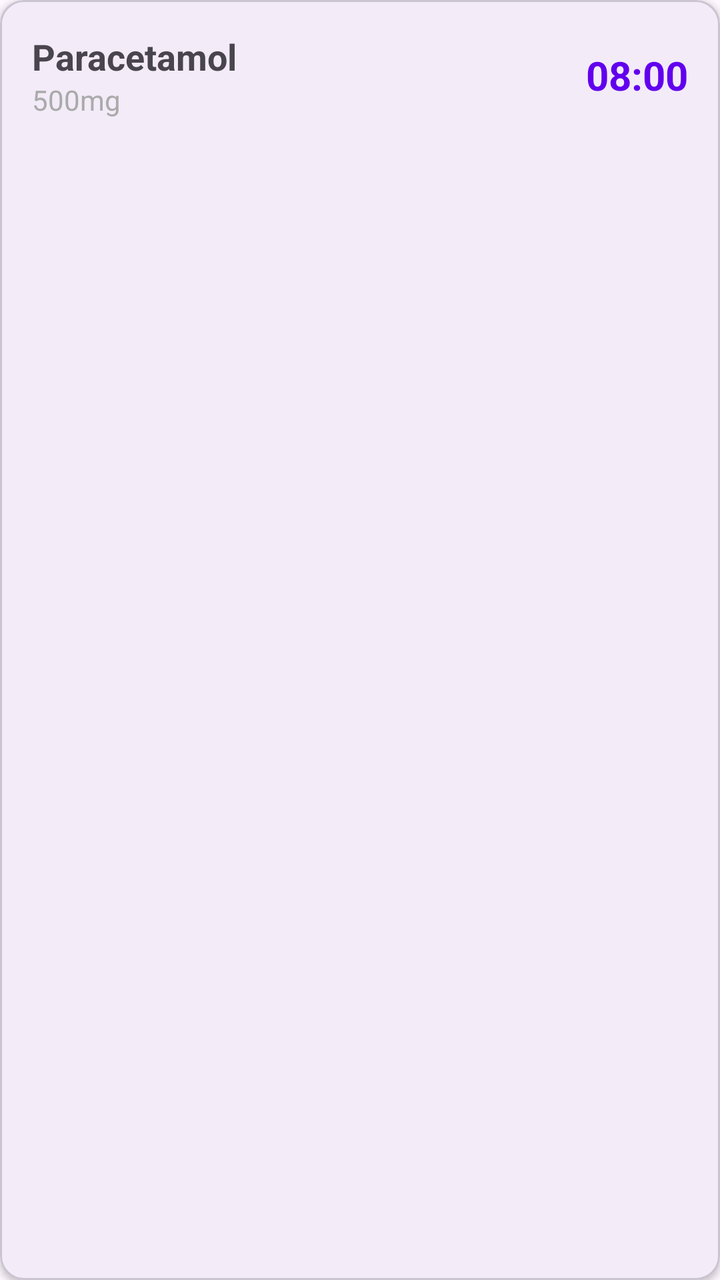
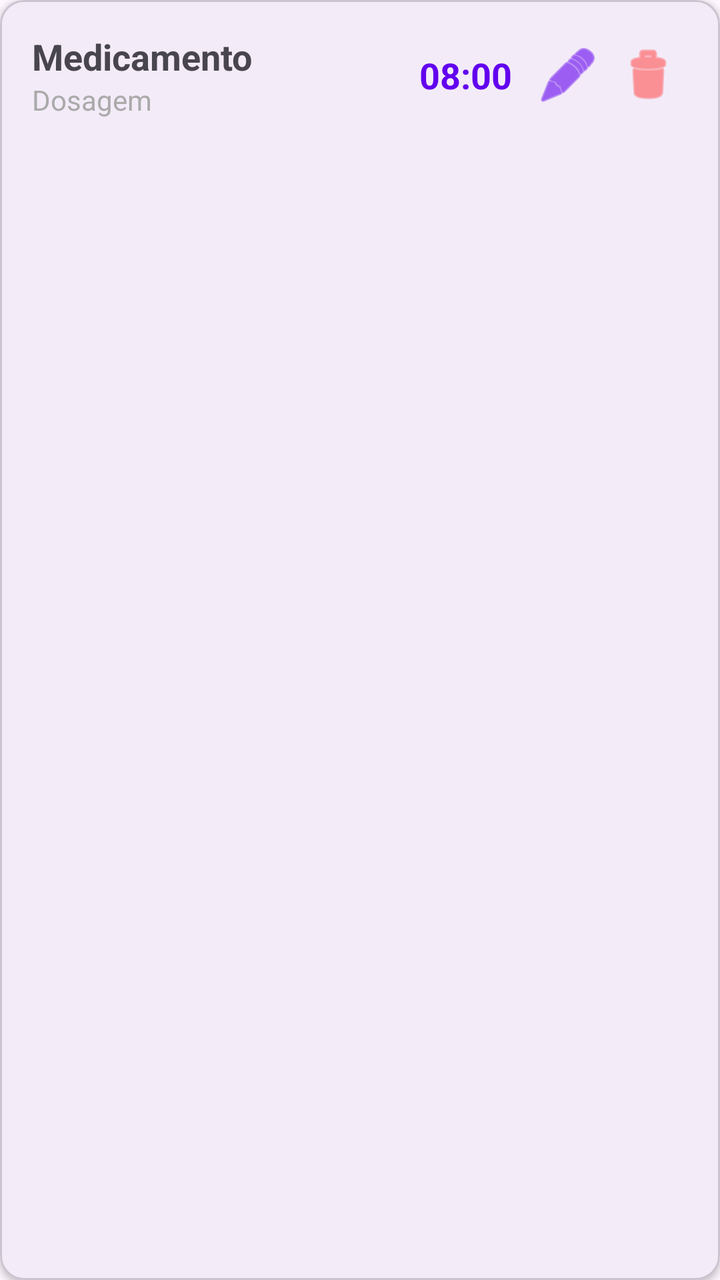

Screens rendered from an Android XML layout before and after an edit, with the pre-edit source and the edit as a unified diff.
<!-- AndroidManifest.xml: application theme Theme.TrabalhoFinal -->
<!-- res/layout/item_medication.xml -->
<?xml version="1.0" encoding="utf-8"?>
<com.google.android.material.card.MaterialCardView xmlns:android="http://schemas.android.com/apk/res/android"
    xmlns:app="http://schemas.android.com/apk/res-auto"
    android:layout_width="match_parent"
    android:layout_height="wrap_content"
    android:layout_marginHorizontal="16dp"
    android:layout_marginVertical="8dp"
    app:cardCornerRadius="12dp"
    app:cardElevation="2dp">

    <LinearLayout
        android:layout_width="match_parent"
        android:layout_height="wrap_content"
        android:orientation="horizontal"
        android:padding="16dp">

        <LinearLayout
            android:layout_width="0dp"
            android:layout_height="wrap_content"
            android:layout_weight="1"
            android:orientation="vertical">

            <TextView
                android:id="@+id/tvMedName"
                android:layout_width="wrap_content"
                android:layout_height="wrap_content"
                android:text="Paracetamol"
                android:textSize="18sp"
                android:textStyle="bold" />

            <TextView
                android:id="@+id/tvMedDosage"
                android:layout_width="wrap_content"
                android:layout_height="wrap_content"
                android:text="500mg"
                android:textColor="@android:color/darker_gray" />
        </LinearLayout>

        <TextView
            android:id="@+id/tvMedTime"
            android:layout_width="wrap_content"
            android:layout_height="wrap_content"
            android:layout_gravity="center"
            android:text="08:00"
            android:textSize="20sp"
            android:textColor="@color/design_default_color_primary"
            android:textStyle="bold" />

    </LinearLayout>
</com.google.android.material.card.MaterialCardView>
<!-- resources referenced by this layout -->
<resources>
  <style name="Theme.TrabalhoFinal" parent="Base.Theme.TrabalhoFinal" />
  <style name="Base.Theme.TrabalhoFinal" parent="Theme.Material3.DayNight.NoActionBar">
          
          
      </style>
</resources>

<!-- the commit's change to res/layout/item_medication.xml (unified diff, before → after) -->
@@ -11,6 +11,7 @@
     <LinearLayout
         android:layout_width="match_parent"
         android:layout_height="wrap_content"
+        android:gravity="center_vertical"
         android:orientation="horizontal"
         android:padding="16dp">
 
@@ -24,7 +25,7 @@
                 android:id="@+id/tvMedName"
                 android:layout_width="wrap_content"
                 android:layout_height="wrap_content"
-                android:text="Paracetamol"
+                android:text="Medicamento"
                 android:textSize="18sp"
                 android:textStyle="bold" />
 
@@ -32,7 +33,7 @@
                 android:id="@+id/tvMedDosage"
                 android:layout_width="wrap_content"
                 android:layout_height="wrap_content"
-                android:text="500mg"
+                android:text="Dosagem"
                 android:textColor="@android:color/darker_gray" />
         </LinearLayout>
 
@@ -40,11 +41,27 @@
             android:id="@+id/tvMedTime"
             android:layout_width="wrap_content"
             android:layout_height="wrap_content"
-            android:layout_gravity="center"
+            android:layout_marginEnd="8dp"
             android:text="08:00"
-            android:textSize="20sp"
             android:textColor="@color/design_default_color_primary"
+            android:textSize="18sp"
             android:textStyle="bold" />
+
+        <ImageButton
+            android:id="@+id/btnEditMedication"
+            android:layout_width="40dp"
+            android:layout_height="40dp"
+            android:background="?attr/selectableItemBackgroundBorderless"
+            android:src="@android:drawable/ic_menu_edit"
+            app:tint="@color/design_default_color_primary" />
+
+        <ImageButton
+            android:id="@+id/btnDeleteMedication"
+            android:layout_width="40dp"
+            android:layout_height="40dp"
+            android:background="?attr/selectableItemBackgroundBorderless"
+            android:src="@android:drawable/ic_menu_delete"
+            app:tint="#FF5252" />
 
     </LinearLayout>
 </com.google.android.material.card.MaterialCardView>
